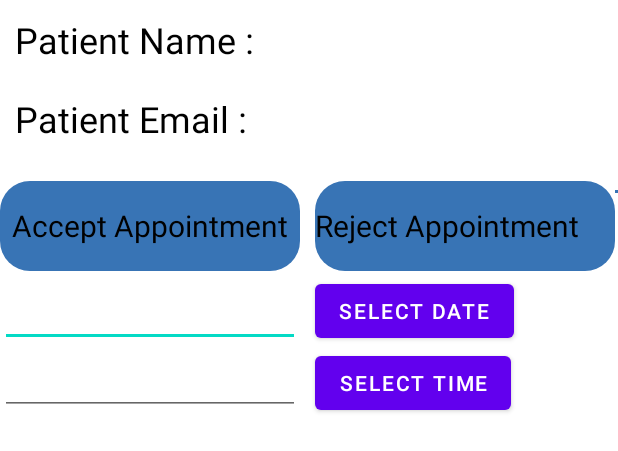
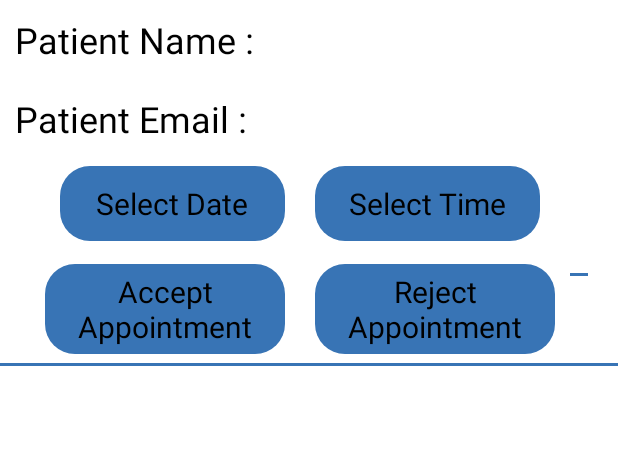
Before and after one commit to hanzla-sib/SMD_PROJECT_REMOTECARE, an Android app: the layout patient_row.xml on its own in the app's theme, with its tools: preview values and no code run, on a phone screen of 412 x 824 dp. Shown: the top 451 px of the screen. Run offline under Robolectric (Android 15) with nearby library versions, the light colour scheme and no system bars; network calls fail.

Commit message:
layout
layout

```diff
--- a/app/src/main/java/com/waqasahmad/remotecare/Doc_Appointment_Pending_Adapter.java
+++ b/app/src/main/java/com/waqasahmad/remotecare/Doc_Appointment_Pending_Adapter.java
@@ -10,6 +10,7 @@ import android.view.ViewGroup;
 import android.widget.Button;
 import android.widget.DatePicker;
 import android.widget.EditText;
+import android.widget.ImageView;
 import android.widget.TextView;
 import android.widget.TimePicker;
 import android.widget.Toast;
@@ -131,7 +132,7 @@ public class Doc_Appointment_Pending_Adapter extends RecyclerView.Adapter<Doc_Ap
         holder.itemView.findViewById(R.id.accept_appointment).setOnClickListener(new View.OnClickListener() {
             @Override
             public void onClick(View v) {
-                if(Time1.equals("") && date1.equals("")){
+                if(Time1.equals("") || date1.equals("")){
                     Toast.makeText(c_doc2.getApplicationContext(), "EMPTYYYYY",Toast.LENGTH_SHORT).show();
                 }
                 else{
@@ -249,7 +250,7 @@ public class Doc_Appointment_Pending_Adapter extends RecyclerView.Adapter<Doc_Ap
     public class MyViewHolder extends RecyclerView.ViewHolder {
 
         TextView patient_name,patient_email;
-        Button btnDatePicker, btnTimePicker;
+        ImageView btnDatePicker, btnTimePicker;
         EditText txtDate, txtTime;
         public MyViewHolder(@NonNull View itemView) {
             super(itemView);
--- a/app/src/main/res/layout/patient_row.xml
+++ b/app/src/main/res/layout/patient_row.xml
@@ -65,19 +65,20 @@
         android:layout_width="match_parent"
         android:layout_height="wrap_content"
         android:orientation="horizontal"
-        android:layout_marginTop="15dp"
+        android:paddingHorizontal="30dp"
+        android:paddingVertical="5dp"
         >
 
         <RelativeLayout
-            android:layout_width="200dp"
+            android:layout_width="wrap_content"
             android:layout_height="wrap_content"
+            android:paddingHorizontal="10dp"
             >
 
             <ImageView
-                android:id="@+id/accept_appointment"
-                android:layout_width="220dp"
-                android:layout_height="60dp"
-                android:layout_centerInParent="true"
+                android:layout_width="150dp"
+                android:layout_height="50dp"
+                android:id="@+id/btn_date"
                 android:background="@drawable/roundedittext"
                 />
 
@@ -86,33 +87,103 @@
                 android:layout_height="wrap_content"
                 android:layout_centerHorizontal="true"
                 android:layout_centerVertical="true"
-                android:text="Accept Appointment"
+                android:text="Select Date"
                 android:textSize="20sp"
                 android:textColor="@color/black"
                 />
         </RelativeLayout>
 
         <RelativeLayout
-            android:layout_marginLeft="10dp"
-            android:layout_width="200dp"
+            android:layout_width="wrap_content"
             android:layout_height="wrap_content"
+            android:paddingHorizontal="10dp"
+
+            >
+
+            <ImageView
+                android:layout_width="150dp"
+                android:layout_height="50dp"
+                android:id="@+id/btn_time"
+                android:background="@drawable/roundedittext"
+                />
+
+            <TextView
+                android:layout_width="wrap_content"
+                android:layout_height="wrap_content"
+                android:layout_centerHorizontal="true"
+                android:layout_centerVertical="true"
+                android:text="Select Time"
+                android:textSize="20sp"
+                android:textColor="@color/black"
+                />
+        </RelativeLayout>
+
+
+
+
+
+
+    </LinearLayout>
+
+    <LinearLayout
+        android:layout_width="match_parent"
+        android:layout_height="wrap_content"
+        android:orientation="horizontal"
+        android:layout_marginTop="10dp"
+        android:paddingHorizontal="20dp"
+        >
+
+        <RelativeLayout
+            android:layout_width="180dp"
+            android:layout_height="wrap_content"
+            android:paddingHorizontal="10dp"
+
+            >
+
+            <ImageView
+                android:id="@+id/accept_appointment"
+                android:layout_width="220dp"
+                android:layout_height="60dp"
+                android:background="@drawable/roundedittext"
+                />
+
+            <TextView
+                android:layout_width="wrap_content"
+                android:layout_height="wrap_content"
+                android:layout_centerInParent="true"
+                android:text="Accept Appointment"
+                android:textSize="20sp"
+                android:textColor="@color/black"
+                android:gravity="center"
+                />
+
+        </RelativeLayout>
+
+        <RelativeLayout
+            android:layout_width="180dp"
+            android:layout_height="wrap_content"
+            android:paddingHorizontal="10dp"
+
+
             >
 
             <ImageView
                 android:id="@+id/reject_appointment"
                 android:layout_width="220dp"
                 android:layout_height="60dp"
-                android:layout_centerInParent="true"
                 android:background="@drawable/roundedittext"
                 />
 
             <TextView
                 android:layout_width="wrap_content"
                 android:layout_height="wrap_content"
-                android:layout_centerVertical="true"
+                android:layout_centerInParent="true"
                 android:text="Reject Appointment"
+                android:textSize="20sp"
                 android:textColor="@color/black"
-                android:textSize="20sp" />
+                android:gravity="center"
+                />
+
         </RelativeLayout>
 
         <View
@@ -124,54 +195,26 @@
 
     </LinearLayout>
 
-    <LinearLayout
+    <View
         android:layout_width="match_parent"
-        android:layout_height="wrap_content"
-        android:orientation="horizontal">
+        android:layout_height="2dp"
+        android:layout_marginVertical="6dp"
+        android:background="#3874B5"
+        />
 
-        <RelativeLayout
-            android:layout_width="match_parent"
-            android:layout_height="wrap_content"
-            >
     <EditText
         android:layout_width="200dp"
         android:layout_height="wrap_content"
         android:id="@+id/in_date"
-                android:layout_marginTop="5dp"
-                android:layout_alignParentTop="true"
-                android:layout_alignParentLeft="true"
-                android:layout_alignParentStart="true" />
-
-            <Button
-                android:layout_marginLeft="10dp"
-                android:layout_width="wrap_content"
-                android:layout_height="wrap_content"
-                android:text="SELECT DATE"
-                android:id="@+id/btn_date"
-                android:layout_alignBottom="@+id/in_date"
-                android:layout_toRightOf="@+id/in_date"
-                android:layout_toEndOf="@+id/in_date" />
+        android:visibility="gone"/>
 
     <EditText
         android:layout_width="200dp"
         android:layout_height="wrap_content"
         android:id="@+id/in_time"
-                android:layout_below="@+id/in_date"
-                android:layout_alignParentLeft="true"
-                android:layout_alignParentStart="true" />
+        android:visibility="gone"
+        />
 
-            <Button
-                android:layout_width="wrap_content"
-                android:layout_height="wrap_content"
-                android:text="SELECT TIME"
-                android:id="@+id/btn_time"
-                android:layout_below="@+id/btn_date"
-                android:layout_alignLeft="@+id/btn_date"
-                android:layout_alignStart="@+id/btn_date" />
-
-        </RelativeLayout>
 
 
 </LinearLayout>
-
-</LinearLayout>
```
Also changed, not shown: app/src/main/res/layout/home.xml (+78 -91 lines), app/src/main/res/drawable-v24/test_record_card.jpg (added), 2 other files. Lines whose indentation alone changed are shown as unchanged.
